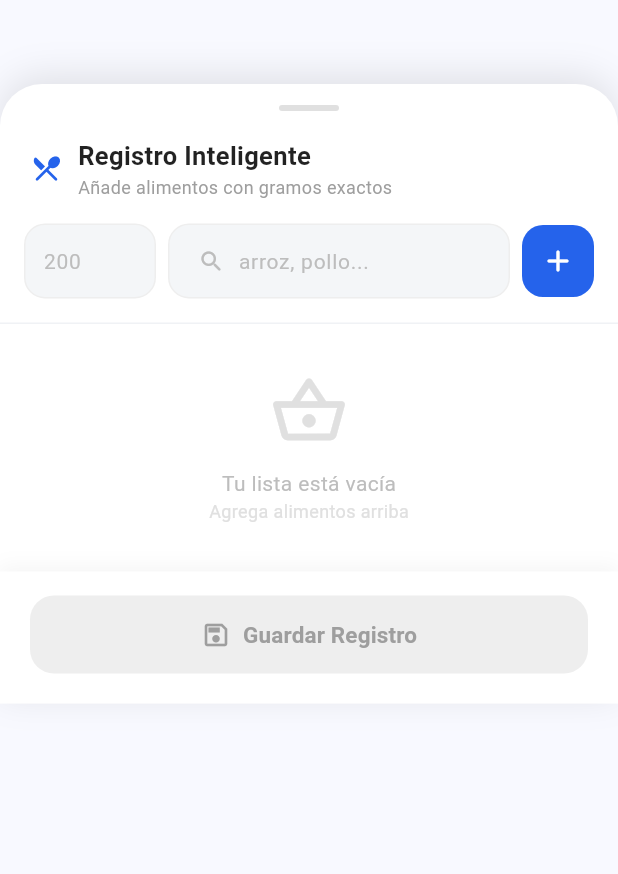
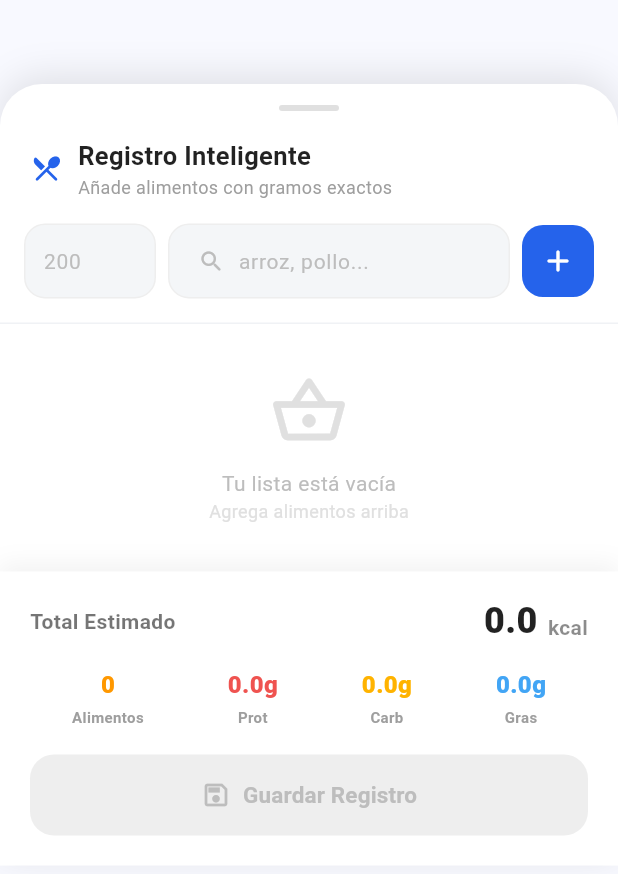
Before and after one commit to leoMedi09/calofit_frontend, a Flutter app: the SmartMealRegistrySheet widget shown alone on an empty page, opened directly, on a phone screen of 412 x 824 dp. Shown: the top 874 px of the screen. Run offline on Flutter 3.47's test engine with Material 3 defaults, Android fonts, the phone set to English and light mode, and no system bars; our stand-ins replace dio, firebase_auth, firebase_core, fl_chart, flutter_markdown, flutter_tts and 2 more; accounts and stored records are empty.

Commit message:
fix: diseño

```diff
--- a/lib/screens/client/widgets/smart_meal_registry_sheet.dart
+++ b/lib/screens/client/widgets/smart_meal_registry_sheet.dart
@@ -396,60 +396,71 @@ class _SmartMealRegistrySheetState extends State<SmartMealRegistrySheet> {
       padding: const EdgeInsets.fromLTRB(20, 16, 20, 20),
       decoration: BoxDecoration(
         color: Colors.white,
-        boxShadow: [BoxShadow(color: Colors.black.withValues(alpha: 0.04), blurRadius: 10, offset: const Offset(0, -4))],
+        boxShadow: [BoxShadow(color: Colors.black.withValues(alpha: 0.05), blurRadius: 12, offset: const Offset(0, -5))],
       ),
       child: SafeArea(
         top: false,
         child: Column(
           children: [
-            // Totales
-            if (_ingredients.isNotEmpty) ...[
+            // ── Fila 1: Total Estimado + kcal (siempre visible) ───────────────
             Row(
               mainAxisAlignment: MainAxisAlignment.spaceBetween,
               children: [
-                  Text('Total', style: TextStyle(fontSize: 13, fontWeight: FontWeight.w600, color: Colors.grey.shade600)),
+                const Text(
+                  'Total Estimado',
+                  style: TextStyle(fontSize: 14, fontWeight: FontWeight.bold, color: Colors.black54),
+                ),
                 Row(
                   crossAxisAlignment: CrossAxisAlignment.end,
                   children: [
-                      Text(totalKcal.toStringAsFixed(0),
-                          style: const TextStyle(fontSize: 22, fontWeight: FontWeight.w900, color: Colors.black87)),
+                    Text(
+                      totalKcal.toStringAsFixed(1),
+                      style: const TextStyle(fontSize: 24, fontWeight: FontWeight.w900, color: Colors.black87),
+                    ),
                     const Padding(
-                        padding: EdgeInsets.only(bottom: 2, left: 3),
-                        child: Text('kcal', style: TextStyle(fontSize: 13, color: Colors.black45)),
+                      padding: EdgeInsets.only(bottom: 3, left: 3),
+                      child: Text(' kcal', style: TextStyle(fontSize: 14, fontWeight: FontWeight.bold, color: Colors.black45)),
                     ),
                   ],
                 ),
               ],
             ),
-              const SizedBox(height: 10),
+            const SizedBox(height: 14),
+            // ── Fila 2: Contador Alimentos + Macros (siempre visible) ─────────
             Row(
               mainAxisAlignment: MainAxisAlignment.spaceAround,
               children: [
-                  _macroCol('Prot', '${totalP.toStringAsFixed(1)}g', Colors.red.shade400),
-                  _macroCol('Carb', '${totalC.toStringAsFixed(1)}g', Colors.orange.shade400),
-                  _macroCol('Gras', '${totalG.toStringAsFixed(1)}g', Colors.blue.shade400),
+                _counterCol('Alimentos', '${_ingredients.length}', Colors.orange.shade500),
+                _counterCol('Prot', '${totalP.toStringAsFixed(1)}g', Colors.red.shade400),
+                _counterCol('Carb', '${totalC.toStringAsFixed(1)}g', Colors.amber.shade600),
+                _counterCol('Gras', '${totalG.toStringAsFixed(1)}g', Colors.blue.shade400),
               ],
             ),
-              const SizedBox(height: 16),
-            ],
-            // Botón confirmar
+            const SizedBox(height: 18),
+            // ── Botón guardar ─────────────────────────────────────────────────
             SizedBox(
               width: double.infinity,
-              height: 52,
+              height: 54,
               child: ElevatedButton(
-                onPressed: _ingredients.isEmpty ? null : _confirmar,
+                onPressed: _ingredients.isEmpty || _isLoading ? null : _confirmar,
                 style: ElevatedButton.styleFrom(
                   backgroundColor: const Color(0xFF2563EB),
                   disabledBackgroundColor: Colors.grey.shade200,
                   shape: RoundedRectangleBorder(borderRadius: BorderRadius.circular(16)),
                   elevation: 0,
                 ),
-                child: Row(
+                child: _isLoading
+                    ? const SizedBox(
+                        width: 22,
+                        height: 22,
+                        child: CircularProgressIndicator(strokeWidth: 2.5, color: Colors.white),
+                      )
+                    : Row(
                         mainAxisAlignment: MainAxisAlignment.center,
                         children: [
                           Icon(
                             _isPreFilled ? Icons.check_circle_outline_rounded : Icons.save_outlined,
-                      color: _ingredients.isEmpty ? Colors.grey : Colors.white,
+                            color: _ingredients.isEmpty ? Colors.grey.shade400 : Colors.white,
                             size: 20,
                           ),
                           const SizedBox(width: 8),
@@ -458,7 +469,7 @@ class _SmartMealRegistrySheetState extends State<SmartMealRegistrySheet> {
                             style: TextStyle(
                               fontSize: 15,
                               fontWeight: FontWeight.bold,
-                        color: _ingredients.isEmpty ? Colors.grey : Colors.white,
+                              color: _ingredients.isEmpty ? Colors.grey.shade400 : Colors.white,
                             ),
                           ),
                         ],
@@ -471,13 +482,21 @@ class _SmartMealRegistrySheetState extends State<SmartMealRegistrySheet> {
     );
   }
 
-  Widget _macroCol(String label, String value, Color color) {
+  /// Columna de contador — mismo estilo que Constructor de Rutinas
+  Widget _counterCol(String label, String value, Color color) {
     return Column(
       children: [
-        Text(value, style: TextStyle(fontSize: 15, fontWeight: FontWeight.w800, color: color)),
-        const SizedBox(height: 2),
-        Text(label, style: TextStyle(fontSize: 10, color: Colors.grey.shade400, fontWeight: FontWeight.w600)),
+        Text(
+          value,
+          style: TextStyle(fontSize: 16, fontWeight: FontWeight.w800, color: color),
+        ),
+        const SizedBox(height: 3),
+        Text(
+          label,
+          style: TextStyle(fontSize: 10, color: Colors.grey.shade500, fontWeight: FontWeight.w600),
+        ),
       ],
     );
   }
+
 }
```
Lines whose indentation alone changed are shown as unchanged.
